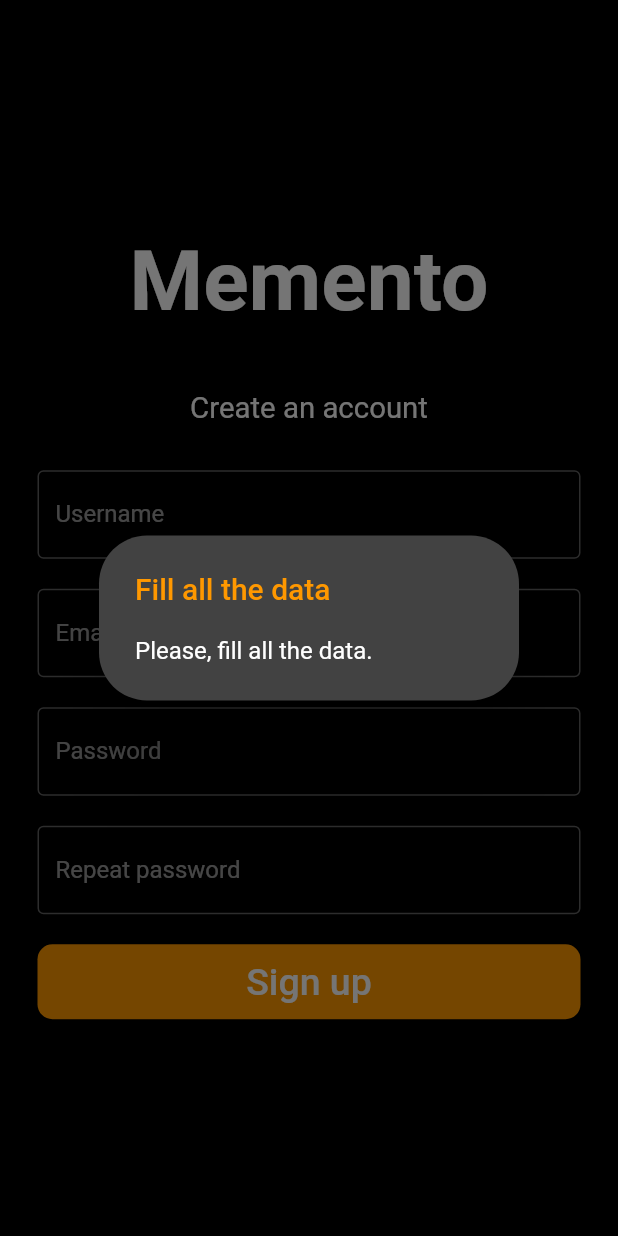
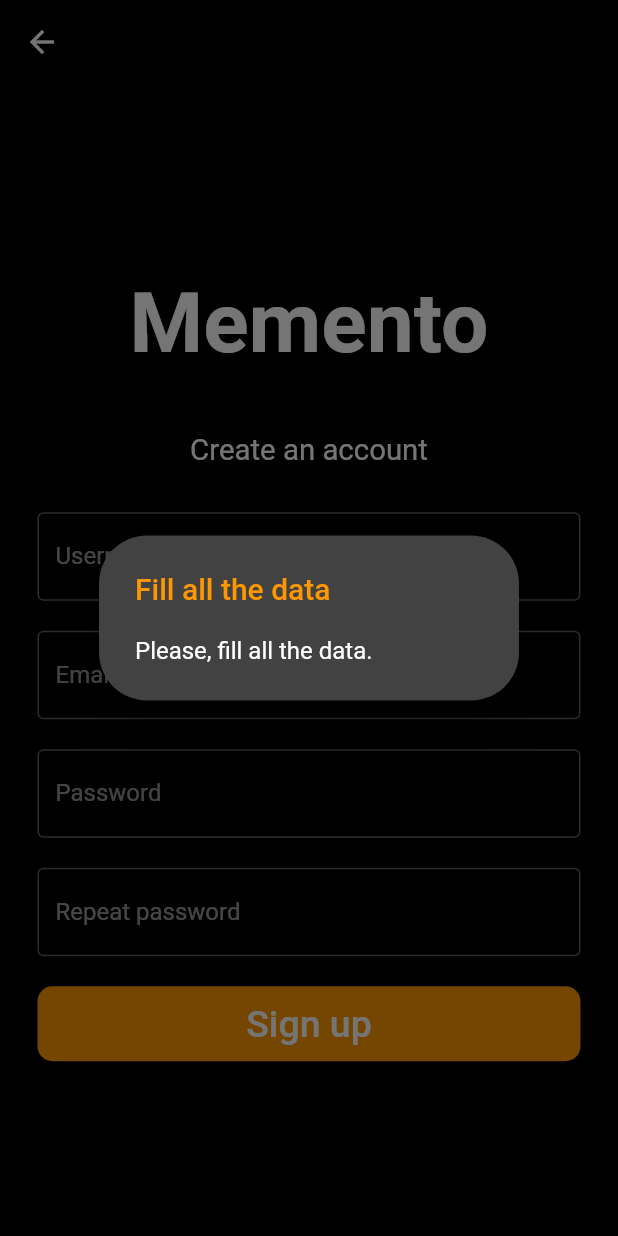
Before and after one commit to Rafinha19/memento_client, a Flutter app: the signUpView screen opened directly, after a tap on "Sign up", on a phone screen of 412 x 824 dp. Run offline on Flutter 3.47's test engine with Material 2 defaults, Android fonts, the phone set to English and light mode, and no system bars; our stand-ins replace flutter_secure_storage; accounts and stored records are empty; generated files the repository leaves out were written again.

Commit message:
Indicators de progress en login y signup

```diff
--- a/lib/Config/Properties.dart
+++ b/lib/Config/Properties.dart
@@ -1,6 +1,6 @@
 //Para ejecutar en el emulador
-//const SERVER_IP = 'http://10.0.2.2:8080';
+const SERVER_IP = 'http://10.0.2.2:8080';
 //Para ejecutar en el navegador
 //const SERVER_IP = 'http://localhost:8080';
 //Ejecutar en teelfono fisico
-const SERVER_IP = 'http://192.168.0.18:8080';
+//const SERVER_IP = 'http://192.168.0.18:8080';
--- a/lib/signUpView.dart
+++ b/lib/signUpView.dart
@@ -23,6 +23,7 @@ class _signUpViewState extends State<signUpView> {
   final TextEditingController passwordController = TextEditingController();
   final TextEditingController repeat_passwordController = TextEditingController();
   final TextEditingController emailController = TextEditingController();
+  bool _isLoading = false;
 
   //Funcion auxiliar para hacer un display de un dialogo
   void displayDialog(BuildContext context, String title, String text) =>
@@ -44,6 +45,9 @@ class _signUpViewState extends State<signUpView> {
   @override
   Widget build(BuildContext context) {
     return Scaffold(
+      appBar: AppBar(
+          backgroundColor: Colors.black,
+      ),
       body: Center(
         child: Padding (
           padding: EdgeInsets.symmetric(horizontal: 15.0),
@@ -125,6 +129,7 @@ class _signUpViewState extends State<signUpView> {
                       color: Colors.orange, borderRadius: BorderRadius.circular(10)),
                   child: TextButton(
                     onPressed: () async {
+                      setState(() => _isLoading = true);
                       //Primero hacemos las comprobaciones necesarias
                       var username = usernameController.text.trim();
                       var password = passwordController.text.trim();
@@ -132,15 +137,23 @@ class _signUpViewState extends State<signUpView> {
                       var email= emailController.text.trim();
                       if(username=='' || password==''|| email==''||repeatPassword==''){
                         displayDialog(context, AppLocalizations.of(context)!.fill_all_data,AppLocalizations.of(context)!.fill_add_data_description);
+                        setState(() => _isLoading = false);
                       }else if(!isValidEmail(email)){
                         displayDialog(context, AppLocalizations.of(context)!.not_a_valid_email, AppLocalizations.of(context)!.not_a_valid_email_description);
-                      } else if(password.length < 4)
-                        displayDialog(context, AppLocalizations.of(context)!.not_a_valid_password, AppLocalizations.of(context)!.not_a_valid_password_description);
+                        setState(() => _isLoading = false);
+                      } else if(password.length < 4) {
+                        displayDialog(context, AppLocalizations.of(context)!
+                            .not_a_valid_password, AppLocalizations.of(context)!
+                            .not_a_valid_password_description);
+                        setState(() => _isLoading = false);
+                      }
                       else if(password!= repeatPassword){
                         displayDialog(context,AppLocalizations.of(context)!.passwords_dont_match,AppLocalizations.of(context)!.passwords_dont_match_description);
+                        setState(() => _isLoading = false);
                       }else{
                         //Acontinuación creamos la cuenta y en caso de no haber problemas logeamos al usuario
                         var res = await  AccountRepository().attemptSignUp(username, password, email);
+                        setState(() => _isLoading = false);
                         //Seria más correcto cambiar el servidor para que devuelva un 201, pero en este caso devuelve un 200
                         if(res == 200){
                           var jwt = await AccountRepository().attemptLogIn(username, password);
@@ -174,7 +187,11 @@ class _signUpViewState extends State<signUpView> {
 
                       }
                     },
-                    child: Text(
+                    child:
+                        _isLoading ?
+                            const CircularProgressIndicator(color: Colors.white)
+                            :
+                    Text(
                       'Sign up',
                       style: TextStyle(color: Colors.white, fontSize: 25),
                     ),
```
Also changed, not shown: lib/loginView.dart (+12 -3 lines).
